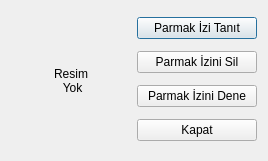
Above: staj-projeleri/parmakizi/fingerui/ui/fingerform.ui from pars-linux/uludag before the change. Below: the same form after it.
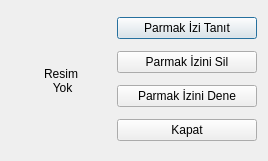
That is the form after the change.

Diff of the .ui file:
```diff
--- a/staj-projeleri/parmakizi/fingerui/ui/fingerform.ui
+++ b/staj-projeleri/parmakizi/fingerui/ui/fingerform.ui
@@ -2,6 +2,9 @@
  <author>Mehmet Ali Akmanalp</author>
  <class>dialogFinger</class>
  <widget class="QDialog" name="dialogFinger" >
+  <property name="enabled" >
+   <bool>true</bool>
+  </property>
   <property name="geometry" >
    <rect>
     <x>0</x>
@@ -19,6 +22,15 @@
   <layout class="QHBoxLayout" name="horizontalLayout" >
    <item>
     <widget class="QLabel" name="viewFinger" >
+     <property name="enabled" >
+      <bool>true</bool>
+     </property>
+     <property name="maximumSize" >
+      <size>
+       <width>100</width>
+       <height>143</height>
+      </size>
+     </property>
      <property name="text" >
       <string>Resim 
  Yok</string>
```
Left out of the diff: 2 changed lines with no effect on the pictures.
